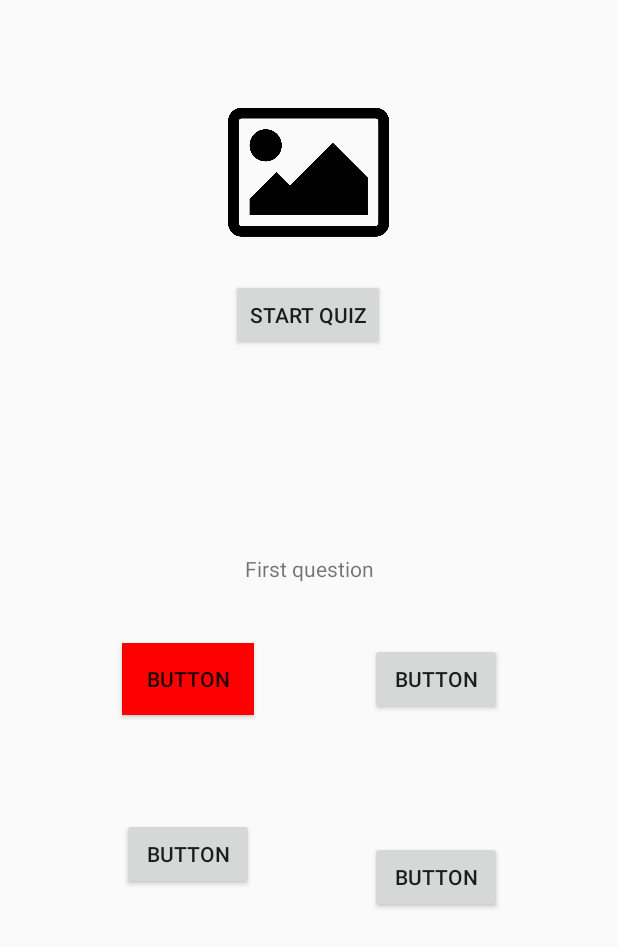
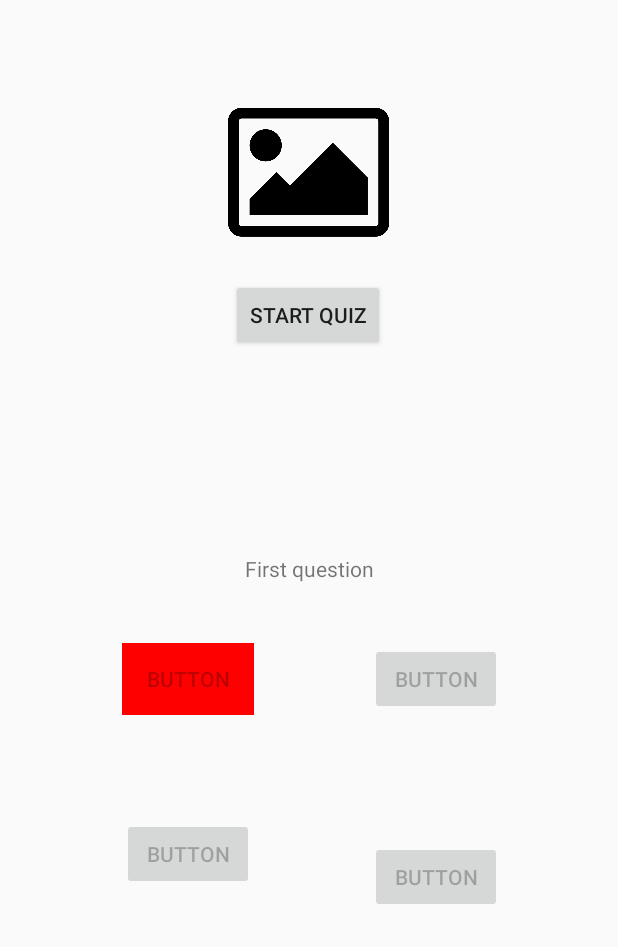
Before and after one commit to jura0207/Herokuapp, an Android app: the QuizActivity screen opened directly, with no data from a screen before it, after a tap on "BUTTON", on a phone screen of 412 x 824 dp. Shown: the top 947 px of the screen. Run offline under Robolectric (Android 15) with nearby library versions, the light colour scheme and no system bars; 8 statements that could not run were skipped.

Commit message:
Now one click on a button disables others, and networking is getting implemented soon

```diff
--- a/app/src/main/AndroidManifest.xml
+++ b/app/src/main/AndroidManifest.xml
@@ -4,6 +4,7 @@
     <!-- Permission for internet -->
     <uses-permission android:name="android.permission.INTERNET" /> <!-- Permission for Network State -->
     <uses-permission android:name="android.permission.ACCESS_NETWORK_STATE" />
+    <uses-permission android:name="android.permission.WAKE_LOCK" />
 
     <application
         android:allowBackup="true"
--- a/app/src/main/java/com/flabbergast/herokuapp/QuizActivity.java
+++ b/app/src/main/java/com/flabbergast/herokuapp/QuizActivity.java
@@ -2,16 +2,26 @@ package com.flabbergast.herokuapp;
 
 import androidx.appcompat.app.AppCompatActivity;
 
+import android.graphics.Bitmap;
+import android.graphics.BitmapFactory;
+import android.net.Uri;
 import android.os.Bundle;
 import android.os.Handler;
 import android.view.View;
 import android.widget.Button;
+import android.widget.ImageView;
 import android.widget.TextView;
 
 import org.json.JSONArray;
 import org.json.JSONException;
 import org.json.JSONObject;
 
+import java.io.BufferedInputStream;
+import java.io.IOException;
+import java.io.InputStream;
+import java.net.HttpURLConnection;
+import java.net.URL;
+import java.net.URLConnection;
 import java.util.ArrayList;
 
 public class QuizActivity extends AppCompatActivity {
@@ -58,6 +68,34 @@ public class QuizActivity extends AppCompatActivity {
         //Now comes for initialization of the labels and buttons
 
         TextView TVTitle = (TextView) findViewById(R.id.quizTitle);
+
+        ImageView quizPicture = (ImageView) findViewById(R.id.imageView2);
+
+
+
+
+
+        /**
+        try{
+            Bitmap bm = null;
+            URL aURL = new URL(image);
+            HttpURLConnection conn = (HttpURLConnection) aURL.openConnection();
+            conn.connect();
+            InputStream is = conn.getInputStream(); //crashes here
+            BufferedInputStream bis = new BufferedInputStream(is);
+            bm = BitmapFactory.decodeStream(bis);
+            bis.close();
+            is.close();
+            quizPicture.setImageBitmap(bm);
+            conn.disconnect();
+        }catch (IOException e) {
+            e.printStackTrace();
+        } */
+
+
+
+
+
         TextView TVQuestion = (TextView) findViewById(R.id.QuestionTV);
         Button btn1 = (Button) findViewById(R.id.quizAnswer1);
         Button btn2 = (Button) findViewById(R.id.quizAnswer2);
@@ -127,23 +165,34 @@ public class QuizActivity extends AppCompatActivity {
                 }
                 break;
         }
+
+        //Disables buttons
+        btn1.setEnabled(false);
+        btn2.setEnabled(false);
+        btn3.setEnabled(false);
+        btn4.setEnabled(false);
+
+
         Handler handler = new Handler();
         handler.postDelayed(new Runnable() {
             public void run() {
                 // yourMethod();
-                btn1.setText("TEST");
                 pitanja.remove(0);
                 TextView TVQuestion = (TextView) findViewById(R.id.QuestionTV);
                 TVQuestion.setText(pitanja.get(0).getQuestion());
                 try {
                     btn1.setText(pitanja.get(0).getAnswers().getString(0));
                     btn1.setBackgroundColor(-3355444);
+                    btn1.setEnabled(true);
                     btn2.setText(pitanja.get(0).getAnswers().getString(1));
                     btn2.setBackgroundColor(-3355444);
+                    btn2.setEnabled(true);
                     btn3.setText(pitanja.get(0).getAnswers().getString(2));
                     btn3.setBackgroundColor(-3355444);
+                    btn3.setEnabled(true);
                     btn4.setText(pitanja.get(0).getAnswers().getString(3));
                     btn4.setBackgroundColor(-3355444);
+                    btn4.setEnabled(true);
                 } catch (JSONException e) {
                     e.printStackTrace();
                 }
--- a/app/src/main/res/layout/quiz_activity.xml
+++ b/app/src/main/res/layout/quiz_activity.xml
@@ -32,6 +32,8 @@
             android:id="@+id/imageView2"
             android:layout_width="117dp"
             android:layout_height="116dp"
+            android:adjustViewBounds="true"
+            android:scaleType="fitCenter"
             app:layout_constraintBottom_toBottomOf="parent"
             app:layout_constraintEnd_toEndOf="@+id/quizTitle"
             app:layout_constraintHorizontal_bias="0.491"
```
